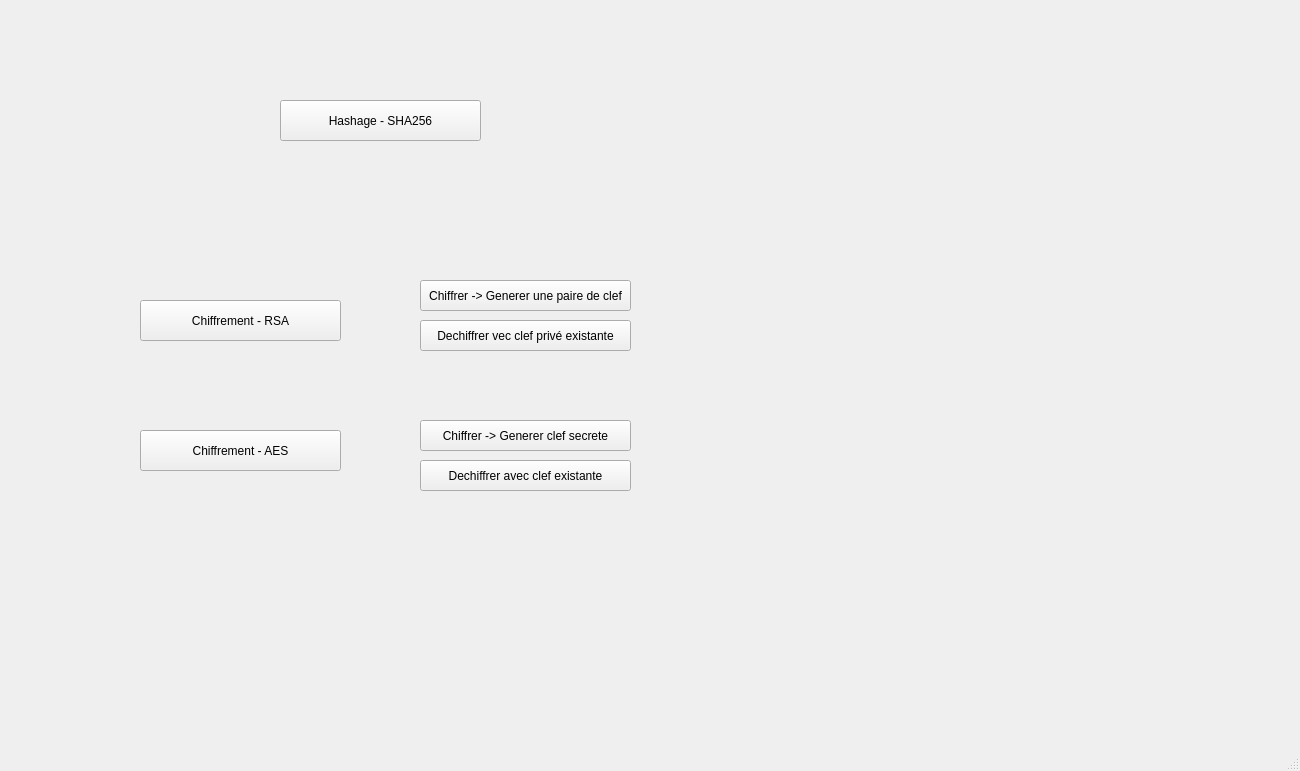
Above: ProjectAppGraphique/mainwindow.ui from matteo-lptr/AppGraphique before the change. Below: the same form after it.
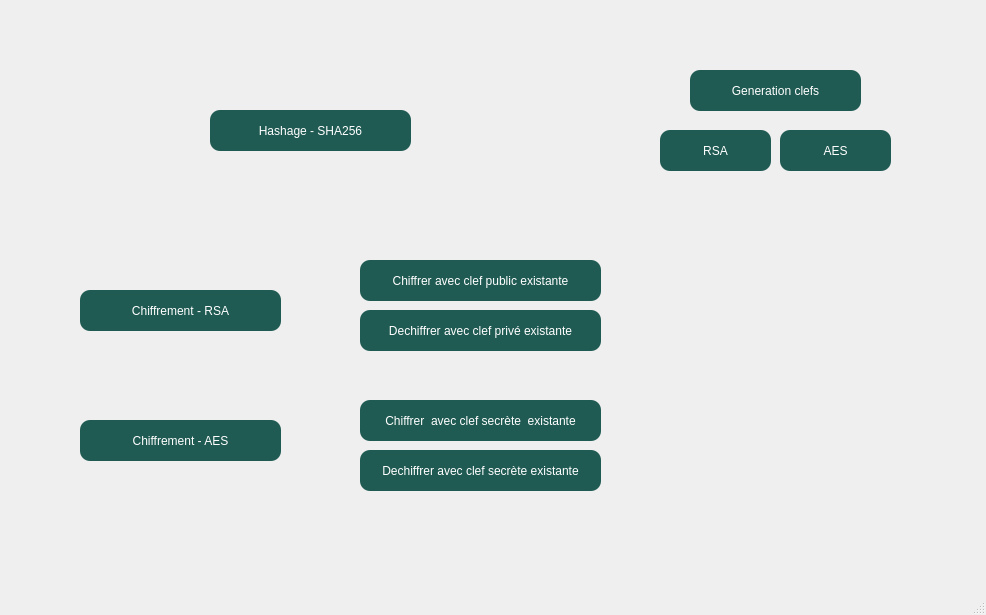
That is the form after the change. Icons and pictures are not drawn.

```diff
--- a/ProjectAppGraphique/mainwindow.ui
+++ b/ProjectAppGraphique/mainwindow.ui
@@ -6,23 +6,32 @@
    <rect>
     <x>0</x>
     <y>0</y>
-    <width>1300</width>
-    <height>771</height>
+    <width>986</width>
+    <height>615</height>
    </rect>
   </property>
   <property name="windowTitle">
    <string>MainWindow</string>
   </property>
+  <property name="styleSheet">
+   <string notr="true"/>
+  </property>
   <widget class="QWidget" name="centralwidget">
    <widget class="QPushButton" name="btn_sha256">
     <property name="geometry">
      <rect>
-      <x>280</x>
-      <y>100</y>
+      <x>210</x>
+      <y>110</y>
       <width>201</width>
       <height>41</height>
      </rect>
     </property>
+    <property name="styleSheet">
+     <string notr="true">border-radius: 10px;
+background-color: rgb(32, 91, 83);
+color: rgb(255, 255, 255);
+font: 700 10pt &quot;Segoe UI&quot;;</string>
+    </property>
     <property name="text">
      <string>Hashage - SHA256</string>
     </property>
@@ -30,12 +39,18 @@
    <widget class="QPushButton" name="btn_rsa">
     <property name="geometry">
      <rect>
-      <x>140</x>
-      <y>300</y>
+      <x>80</x>
+      <y>290</y>
       <width>201</width>
       <height>41</height>
      </rect>
     </property>
+    <property name="styleSheet">
+     <string notr="true">border-radius: 10px;
+background-color: rgb(32, 91, 83);
+color: rgb(255, 255, 255);
+font: 700 10pt &quot;Segoe UI&quot;;</string>
+    </property>
     <property name="text">
      <string>Chiffrement - RSA</string>
     </property>
@@ -43,12 +58,18 @@
    <widget class="QPushButton" name="btn_aes">
     <property name="geometry">
      <rect>
-      <x>140</x>
-      <y>430</y>
+      <x>80</x>
+      <y>420</y>
       <width>201</width>
       <height>41</height>
      </rect>
     </property>
+    <property name="styleSheet">
+     <string notr="true">border-radius: 10px;
+background-color: rgb(32, 91, 83);
+color: rgb(255, 255, 255);
+font: 700 10pt &quot;Segoe UI&quot;;</string>
+    </property>
     <property name="text">
      <string>Chiffrement - AES</string>
     </property>
@@ -56,55 +77,167 @@
    <widget class="QPushButton" name="chiffreRSA">
     <property name="geometry">
      <rect>
-      <x>420</x>
-      <y>280</y>
-      <width>211</width>
-      <height>31</height>
+      <x>360</x>
+      <y>260</y>
+      <width>241</width>
+      <height>41</height>
      </rect>
     </property>
+    <property name="styleSheet">
+     <string notr="true">border-radius: 10px;
+background-color: rgb(32, 91, 83);
+color: rgb(255, 255, 255);
+font: 700 10pt &quot;Segoe UI&quot;;</string>
+    </property>
     <property name="text">
-     <string>Chiffrer -&gt; Generer une paire de clef</string>
+     <string>Chiffrer avec clef public existante</string>
     </property>
    </widget>
    <widget class="QPushButton" name="dechiffreRSA">
     <property name="geometry">
      <rect>
-      <x>420</x>
-      <y>320</y>
-      <width>211</width>
-      <height>31</height>
+      <x>360</x>
+      <y>310</y>
+      <width>241</width>
+      <height>41</height>
      </rect>
     </property>
+    <property name="styleSheet">
+     <string notr="true">border-radius: 10px;
+background-color: rgb(32, 91, 83);
+color: rgb(255, 255, 255);
+font: 700 10pt &quot;Segoe UI&quot;;</string>
+    </property>
     <property name="text">
-     <string>Dechiffrer vec clef privé existante</string>
+     <string>Dechiffrer avec clef privé existante</string>
     </property>
    </widget>
    <widget class="QPushButton" name="dechiffreAES">
     <property name="geometry">
      <rect>
-      <x>420</x>
-      <y>460</y>
-      <width>211</width>
-      <height>31</height>
+      <x>360</x>
+      <y>450</y>
+      <width>241</width>
+      <height>41</height>
      </rect>
     </property>
+    <property name="styleSheet">
+     <string notr="true">border-radius: 10px;
+background-color: rgb(32, 91, 83);
+color: rgb(255, 255, 255);
+font: 700 10pt &quot;Segoe UI&quot;;</string>
+    </property>
     <property name="text">
-     <string>Dechiffrer avec clef existante</string>
+     <string>Dechiffrer avec clef secrète existante</string>
     </property>
    </widget>
    <widget class="QPushButton" name="chiffreAES">
     <property name="geometry">
      <rect>
-      <x>420</x>
-      <y>420</y>
-      <width>211</width>
-      <height>31</height>
+      <x>360</x>
+      <y>400</y>
+      <width>241</width>
+      <height>41</height>
      </rect>
     </property>
+    <property name="styleSheet">
+     <string notr="true">border-radius: 10px;
+background-color: rgb(32, 91, 83);
+color: rgb(255, 255, 255);
+font: 700 10pt &quot;Segoe UI&quot;;</string>
+    </property>
     <property name="text">
-     <string>Chiffrer -&gt; Generer clef secrete</string>
+     <string>Chiffrer  avec clef secrète  existante</string>
     </property>
    </widget>
+   <widget class="QPushButton" name="generationclef">
+    <property name="geometry">
+     <rect>
+      <x>690</x>
+      <y>70</y>
+      <width>171</width>
+      <height>41</height>
+     </rect>
+    </property>
+    <property name="styleSheet">
+     <string notr="true">border-radius: 10px;
+background-color: rgb(32, 91, 83);
+color: rgb(255, 255, 255);
+font: 700 10pt &quot;Segoe UI&quot;;</string>
+    </property>
+    <property name="text">
+     <string>Generation clefs</string>
+    </property>
+   </widget>
+   <widget class="QPushButton" name="keyrsa">
+    <property name="geometry">
+     <rect>
+      <x>660</x>
+      <y>130</y>
+      <width>111</width>
+      <height>41</height>
+     </rect>
+    </property>
+    <property name="styleSheet">
+     <string notr="true">border-radius: 10px;
+background-color: rgb(32, 91, 83);
+color: rgb(255, 255, 255);
+font: 700 10pt &quot;Segoe UI&quot;;</string>
+    </property>
+    <property name="text">
+     <string>RSA</string>
+    </property>
+   </widget>
+   <widget class="QPushButton" name="keyaes">
+    <property name="geometry">
+     <rect>
+      <x>780</x>
+      <y>130</y>
+      <width>111</width>
+      <height>41</height>
+     </rect>
+    </property>
+    <property name="styleSheet">
+     <string notr="true">border-radius: 10px;
+background-color: rgb(32, 91, 83);
+color: rgb(255, 255, 255);
+font: 700 10pt &quot;Segoe UI&quot;;</string>
+    </property>
+    <property name="text">
+     <string>AES</string>
+    </property>
+   </widget>
+   <widget class="QLabel" name="label">
+    <property name="geometry">
+     <rect>
+      <x>0</x>
+      <y>-10</y>
+      <width>981</width>
+      <height>571</height>
+     </rect>
+    </property>
+    <property name="styleSheet">
+     <string notr="true">border-radius: 10px;
+color: rgb(255, 255, 255);
+font: 700 10pt &quot;Segoe UI&quot;;
+
+background-image: url(:/mapload.jpg);</string>
+    </property>
+    <property name="text">
+     <string/>
+    </property>
+   </widget>
+   <zorder>label</zorder>
+   <zorder>btn_sha256</zorder>
+   <zorder>btn_rsa</zorder>
+   <zorder>btn_aes</zorder>
+   <zorder>chiffreRSA</zorder>
+   <zorder>dechiffreRSA</zorder>
+   <zorder>dechiffreAES</zorder>
+   <zorder>chiffreAES</zorder>
+   <zorder>generationclef</zorder>
+   <zorder>keyrsa</zorder>
+   <zorder>keyaes</zorder>
   </widget>
   <widget class="QMenuBar" name="menubar">
    <property name="geometry">
```
Left out of the diff: 2 changed lines with no effect on the pictures.
